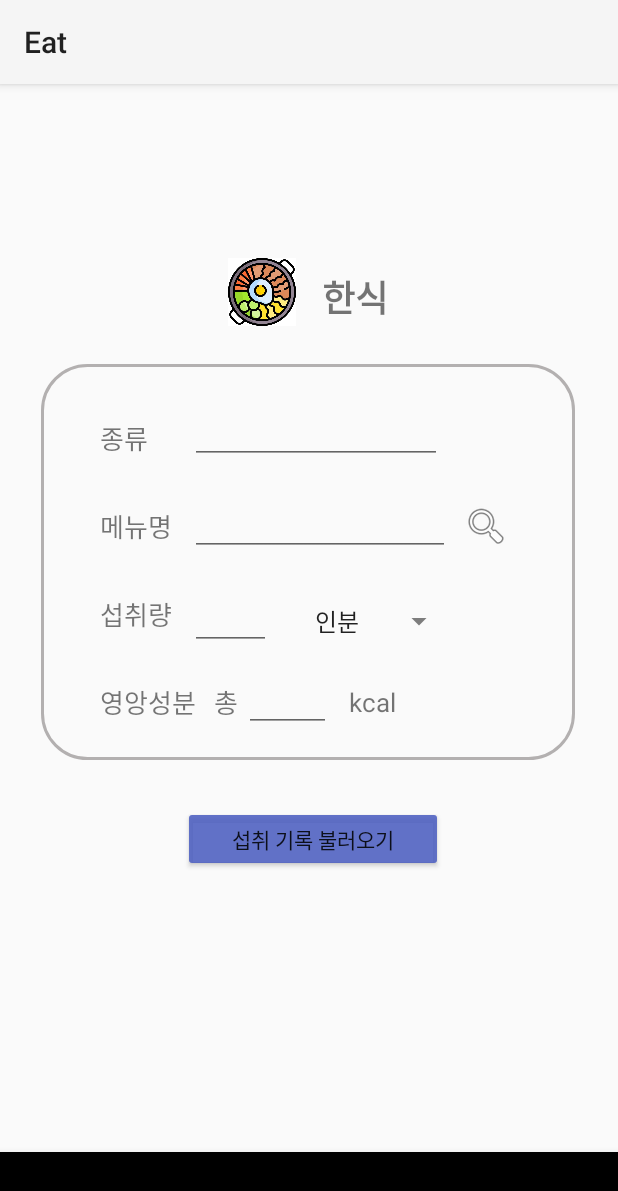
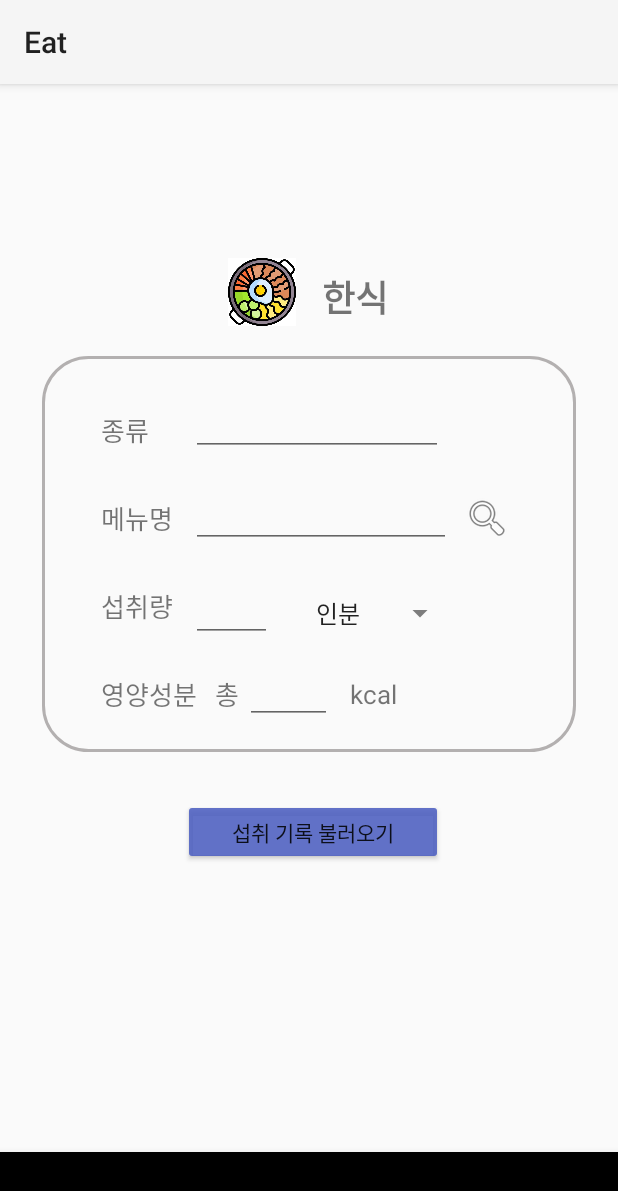
Before and after one commit to Eat-solution-challenge/eat_app, an Android app: the FindAmountFragment screen opened directly, with no data from a screen before it, after a tap on "한식", on a phone screen of 412 x 824 dp. Shown: the top 1191 px of the screen. Run offline under Robolectric (Android 15) with nearby library versions, the phone set to English and light mode, and no system bars; 2 other taps on this screen came first.

Commit message:
음쓰량 기록/마이 수정/적정량찾기 서버연동

```diff
--- a/app/src/main/java/com/example/eat/RetrofitAPI.kt
+++ b/app/src/main/java/com/example/eat/RetrofitAPI.kt
@@ -5,6 +5,7 @@ import com.example.eat.login.LoginService
 import com.example.eat.main.record.CategoryIdService
 import com.example.eat.main.record.RecordService
 import com.example.eat.main.my.MyService
+import com.example.eat.main.findAmount.ProperAmountService
 import okhttp3.OkHttpClient
 import okhttp3.logging.HttpLoggingInterceptor
 import retrofit2.Retrofit
@@ -64,4 +65,9 @@ object RetrofitAPI {
     fun getMyServiceInstance(): MyService {
         return retrofit.create(MyService::class.java)
     }
+
+    fun getProperAmountInstance(): ProperAmountService {
+        return retrofit.create(ProperAmountService::class.java)
+    }
+
 }
--- a/app/src/main/java/com/example/eat/main/findAmount/FindAmountFragment.kt
+++ b/app/src/main/java/com/example/eat/main/findAmount/FindAmountFragment.kt
@@ -1,19 +1,26 @@
 package com.example.eat.main.findAmount
 
+import android.app.AlertDialog
+import android.content.DialogInterface
+import android.content.res.Resources
 import android.os.Bundle
+import android.text.InputType
 import android.util.Log
 import android.view.LayoutInflater
 import android.view.View
 import android.view.ViewGroup
+import android.widget.EditText
 import androidx.fragment.app.Fragment
 import androidx.lifecycle.Observer
 import androidx.lifecycle.ViewModelProvider
 import androidx.recyclerview.widget.GridLayoutManager
 import androidx.lifecycle.lifecycleScope
 import androidx.lifecycle.whenResumed
+import androidx.recyclerview.widget.RecyclerView
 import com.example.eat.R
 import com.example.eat.databinding.FragmentFindAmountBinding
 import androidx.viewpager2.widget.ViewPager2
+import com.example.eat.databinding.DialogLayoutBinding
 import kotlinx.coroutines.delay
 import kotlinx.coroutines.launch
 
@@ -60,6 +67,12 @@ class FindAmountFragment: Fragment(), Interaction, GridRecyclerViewAdapter.OnIte
         subscribeObservers()
         autoScrollViewPager()
 
+        //쓰레기양 입력 버튼
+        binding.aboutGarbage.setOnClickListener {
+            setDialog()
+        }
+
+
         // RecyclerView의 아이템 클릭 리스너 설정
         gridRecyclerViewAdapter.setOnItemClickListener(object : GridRecyclerViewAdapter.OnItemClickListener {
             override fun onItemClick(position: Int) {
@@ -80,6 +93,27 @@ class FindAmountFragment: Fragment(), Interaction, GridRecyclerViewAdapter.OnIte
         return rootView
     }
 
+    //음식물 쓰레기 입력 팝업창 설정
+    private fun setDialog(){
+        val dialogBinding = DialogLayoutBinding.inflate(layoutInflater)
+        val dialogView = dialogBinding.root
+
+        val ad: AlertDialog.Builder = AlertDialog.Builder(requireContext())
+        ad.setIcon(R.drawable.garbage_icon)
+        ad.setView(dialogView)
+
+        ad.setPositiveButton("입력 완료") { dialog, which ->
+            val result: String = dialogBinding.editText.text.toString()
+            // 서버에 저장
+            dialog.dismiss()
+        }
+
+        ad.setNegativeButton("돌아가기") { dialog, which ->
+            dialog.dismiss()
+        }
+        ad.show()
+
+    }
 
     private fun initViewPager2() {
         viewPagerAdapter = FindAmountViewPagerAdapter(this@FindAmountFragment)
@@ -103,8 +137,19 @@ class FindAmountFragment: Fragment(), Interaction, GridRecyclerViewAdapter.OnIte
 
             gridRecyclerViewAdapter.setOnItemClickListener(this@FindAmountFragment)
         }
+        // RecyclerView에 아이템 간격 설정 적용
+        val spacingInPixels = resources.dpToPx(15) // 20dp를 픽셀 단위로 변환하여 사용
+        binding.gridRecyclerView.addItemDecoration(GridRecyclerViewAdapter.GridSpacingItemDecoration(spacingInPixels))
+
     }
-
+    // dp를 픽셀 단위로 변환하는 확장 함수
+    private fun Resources.dpToPx(dp: Int): Int {
+        val density = displayMetrics.density
+        return (dp * density).toInt()
+    }
+    private fun applyItemSpacing(recyclerView: RecyclerView, spacing: Int) {
+        recyclerView.addItemDecoration(GridRecyclerViewAdapter.GridSpacingItemDecoration(spacing))
+    }
     private fun subscribeObservers() {
         viewModel.bannerItemList.observe(viewLifecycleOwner, Observer { bannerItemList ->
             viewPagerAdapter.submitList(bannerItemList)
@@ -140,29 +185,16 @@ class FindAmountFragment: Fragment(), Interaction, GridRecyclerViewAdapter.OnIte
         fragmentTransaction.commit()
     }
 
-    override fun onPause() {
-        super.onPause()
-        isRunning = false
-    }
-
-    override fun onResume() {
-        super.onResume()
-        isRunning = true
-    }
-
     override fun onDestroyView() {
         super.onDestroyView()
         _binding = null // binding 해제
     }
 
-    override fun onClick(v: View) {
-        // 클릭 이벤트 처리
-        // 이 부분은 빈 상태로 둡니다.
+    override fun onBannerItemClicked(bannerItem: BannerItem) {
     }
 
-    override fun onBannerItemClicked(bannerItem: BannerItem) {
-        // 배너 아이템이 클릭되었을 때의 동작
-        // 딱히 추가할 내용 없음
+    override fun onClick(v: View?) {
     }
 
+
 }
--- a/app/src/main/java/com/example/eat/main/findAmount/GridRecyclerViewAdapter.kt
+++ b/app/src/main/java/com/example/eat/main/findAmount/GridRecyclerViewAdapter.kt
@@ -2,11 +2,13 @@ package com.example.eat.main.findAmount
 
 import android.animation.Animator
 import android.animation.ObjectAnimator
+import android.graphics.Rect
 import android.view.LayoutInflater
 import android.view.View
 import android.view.ViewGroup
 import android.widget.ImageView
 import android.widget.TextView
+import androidx.recyclerview.widget.GridLayoutManager
 import androidx.recyclerview.widget.RecyclerView
 import com.example.eat.R
 import kotlinx.coroutines.CoroutineScope
@@ -15,7 +17,6 @@ import kotlinx.coroutines.CoroutineScope
 class GridRecyclerViewAdapter : RecyclerView.Adapter<GridRecyclerViewAdapter.GridItemViewHolder>() {
     private var gridItemList: List<GridItem>? = null
     private var onItemClickListener: OnItemClickListener? = null
-
     // 아이템 클릭 리스너 인터페이스 정의
     interface OnItemClickListener {
         fun onItemClick(position: Int)
@@ -70,5 +71,23 @@ class GridRecyclerViewAdapter : RecyclerView.Adapter<GridRecyclerViewAdapter.Gri
         }
     }
 
+    class GridSpacingItemDecoration(private val spacing: Int) : RecyclerView.ItemDecoration() {
+        override fun getItemOffsets(outRect: Rect, view: View, parent: RecyclerView, state: RecyclerView.State) {
+            super.getItemOffsets(outRect, view, parent, state)
+            val position = parent.getChildAdapterPosition(view)
+            val spanCount = (parent.layoutManager as GridLayoutManager).spanCount
+            val column = position % spanCount
+            outRect.left = spacing - column * spacing / spanCount
+            outRect.right = (column + 1) * spacing / spanCount
+            if (position >= spanCount) {
+                outRect.top = spacing
+            }
+        }
+    }
+
+    // RecyclerView에 아이템 간격 설정 적용
+    fun applyItemSpacing(recyclerView: RecyclerView, spacing: Int) {
+        recyclerView.addItemDecoration(GridSpacingItemDecoration(spacing))
+    }
 
 }
--- a/app/src/main/java/com/example/eat/main/findAmount/Items.kt
+++ b/app/src/main/java/com/example/eat/main/findAmount/Items.kt
@@ -3,7 +3,7 @@ package com.example.eat.main.findAmount
 import com.example.eat.R
 
 val BannerItemList = listOf(
-    BannerItem(R.drawable.banner_image2),
+    BannerItem(R.drawable.banner_image1),
     BannerItem(R.drawable.banner_image2),
     BannerItem(R.drawable.banner_image_3),
     BannerItem(R.drawable.banner_image4),
--- /dev/null
+++ b/app/src/main/java/com/example/eat/main/findAmount/ProperAmountResponse.kt
@@ -0,0 +1,5 @@
+package com.example.eat.main.findAmount
+
+data class ProperAmountResponse (
+    val properAmount:Int
+)
--- a/app/src/main/java/com/example/eat/main/my/MyFragment.kt
+++ b/app/src/main/java/com/example/eat/main/my/MyFragment.kt
@@ -58,6 +58,7 @@ class MyFragment: Fragment() {
                 if (response.isSuccessful) {
                     val myResponse = response.body()
                     if (myResponse != null) {
+                        val nickName = myResponse.nickname!!
                         userName = myResponse.userName!!
                         gender = myResponse.gender!!
                         age = myResponse.age!!
@@ -68,7 +69,7 @@ class MyFragment: Fragment() {
                         lightEat = myResponse.lightEat!!
 
                         //회원 정보 수정
-                        binding.textName.text= userName
+                        binding.textName.text= nickName
                         binding.textGenderAge.text=gender+"/ 만 "+age+"세"
                         binding.textHeightWeight.text=height.toString()+"cm/"+ weight+"세"
 
--- a/app/src/main/java/com/example/eat/main/my/MyResponse.kt
+++ b/app/src/main/java/com/example/eat/main/my/MyResponse.kt
@@ -1,6 +1,7 @@
 package com.example.eat.main.my
 
 class MyResponse (
+    val nickname : String,
     val userName : String,
     val gender : String,
     val age : Int,
--- a/app/src/main/res/layout/fragment_amount_record.xml
+++ b/app/src/main/res/layout/fragment_amount_record.xml
@@ -49,12 +49,10 @@
         android:layout_height="264dp"
         android:background="@drawable/textoval3"
         android:orientation="vertical"
-        app:layout_constraintBottom_toBottomOf="parent"
+        android:layout_marginTop="20dp"
         app:layout_constraintEnd_toEndOf="parent"
-        app:layout_constraintHorizontal_bias="0.49"
         app:layout_constraintStart_toStartOf="parent"
-        app:layout_constraintTop_toTopOf="parent"
-        app:layout_constraintVertical_bias="0.417">
+        app:layout_constraintTop_toBottomOf="@+id/maincategory_picture">
 
 
         <TextView
@@ -92,7 +90,7 @@
             android:layout_width="wrap_content"
             android:layout_height="wrap_content"
             android:layout_marginTop="32dp"
-            android:text="영앙성분   총"
+            android:text="영양성분   총"
             android:textSize="17dp"
             app:layout_constraintStart_toStartOf="@+id/guideline4"
             app:layout_constraintTop_toBottomOf="@+id/textView4" />
--- a/app/src/main/res/layout/fragment_record.xml
+++ b/app/src/main/res/layout/fragment_record.xml
@@ -1,7 +1,7 @@
 <?xml version="1.0" encoding="utf-8"?>
 <androidx.constraintlayout.widget.ConstraintLayout xmlns:android="http://schemas.android.com/apk/res/android"
     xmlns:app="http://schemas.android.com/apk/res-auto"
-    android:background="@drawable/background"
+    android:background="@drawable/background_food"
     android:layout_width="match_parent"
     android:layout_height="match_parent">
 
@@ -30,7 +30,7 @@
         android:layout_height="wrap_content"
         android:layout_marginStart="20dp"
         android:layout_marginTop="20dp"
-        android:background="#9AFFFFFF"
+        android:background="#FAFFFFFF"
         android:paddingHorizontal="10dp"
         app:layout_constraintStart_toStartOf="parent"
         app:layout_constraintTop_toTopOf="parent">
@@ -300,7 +300,7 @@
     </androidx.constraintlayout.widget.ConstraintLayout>
 
     <androidx.constraintlayout.widget.ConstraintLayout
-        android:background="#5B8EA7B1"
+        android:background="#E9FFFFFF"
         android:id="@+id/constraintLayout2"
         android:layout_width="match_parent"
         android:layout_height="wrap_content"
--- a/app/src/main/res/layout/fragment_view_record.xml
+++ b/app/src/main/res/layout/fragment_view_record.xml
@@ -44,8 +44,7 @@
         app:layout_constraintEnd_toStartOf="@+id/kcal"
         app:layout_constraintHorizontal_bias="0.0"
         app:layout_constraintStart_toStartOf="@+id/guideline13"
-        app:layout_constraintTop_toBottomOf="@+id/name"
-        tools:ignore="MissingConstraints" />
+        app:layout_constraintTop_toBottomOf="@+id/name" />
 
     <TextView
         android:id="@+id/text2"
```
Also changed, not shown: app/src/main/java/com/example/eat/main/findAmount/ProperAmountService.kt (added, +10 -0 lines), app/src/main/java/com/example/eat/main/findAmount/ViewRecordFragment.kt (+40 -3 lines), app/src/main/res/layout/dialog_layout.xml (added, +43 -0 lines), app/src/main/res/layout/fragment_find_amount.xml (+25 -16 lines), app/src/main/res/drawable/background_food.jpg (added), app/src/main/res/drawable/banner_image1.jpg, 3 other files.
